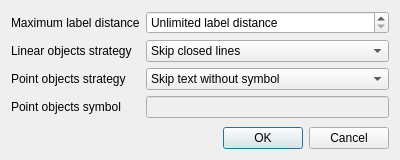
Above: proceeddialog.ui from Kuszki/EW-Builder before the change. Below: the same form after it.
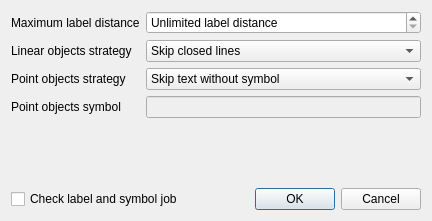
That is the form after the change. Icons and pictures are not drawn.

Commit message: Reimplement labels search

```diff
--- a/proceeddialog.ui
+++ b/proceeddialog.ui
@@ -6,8 +6,8 @@
    <rect>
     <x>0</x>
     <y>0</y>
-    <width>400</width>
-    <height>160</height>
+    <width>432</width>
+    <height>221</height>
    </rect>
   </property>
   <property name="windowTitle">
@@ -97,16 +97,6 @@
      </property>
     </widget>
    </item>
-   <item row="5" column="0" colspan="2">
-    <widget class="QDialogButtonBox" name="buttonBox">
-     <property name="orientation">
-      <enum>Qt::Horizontal</enum>
-     </property>
-     <property name="standardButtons">
-      <set>QDialogButtonBox::Cancel|QDialogButtonBox::Ok</set>
-     </property>
-    </widget>
-   </item>
    <item row="4" column="0" colspan="2">
     <spacer name="verticalSpacer">
      <property name="orientation">
@@ -120,6 +110,27 @@
      </property>
     </spacer>
    </item>
+   <item row="5" column="0" colspan="2">
+    <layout class="QHBoxLayout" name="horizontalLayout">
+     <item>
+      <widget class="QCheckBox" name="jobCheck">
+       <property name="text">
+        <string>Check label and symbol job</string>
+       </property>
+      </widget>
+     </item>
+     <item>
+      <widget class="QDialogButtonBox" name="buttonBox">
+       <property name="orientation">
+        <enum>Qt::Horizontal</enum>
+       </property>
+       <property name="standardButtons">
+        <set>QDialogButtonBox::Cancel|QDialogButtonBox::Ok</set>
+       </property>
+      </widget>
+     </item>
+    </layout>
+   </item>
   </layout>
  </widget>
  <resources/>
```
Left out of the diff: 25 changed lines with no effect on the pictures. The commit also changes 7 other files.
